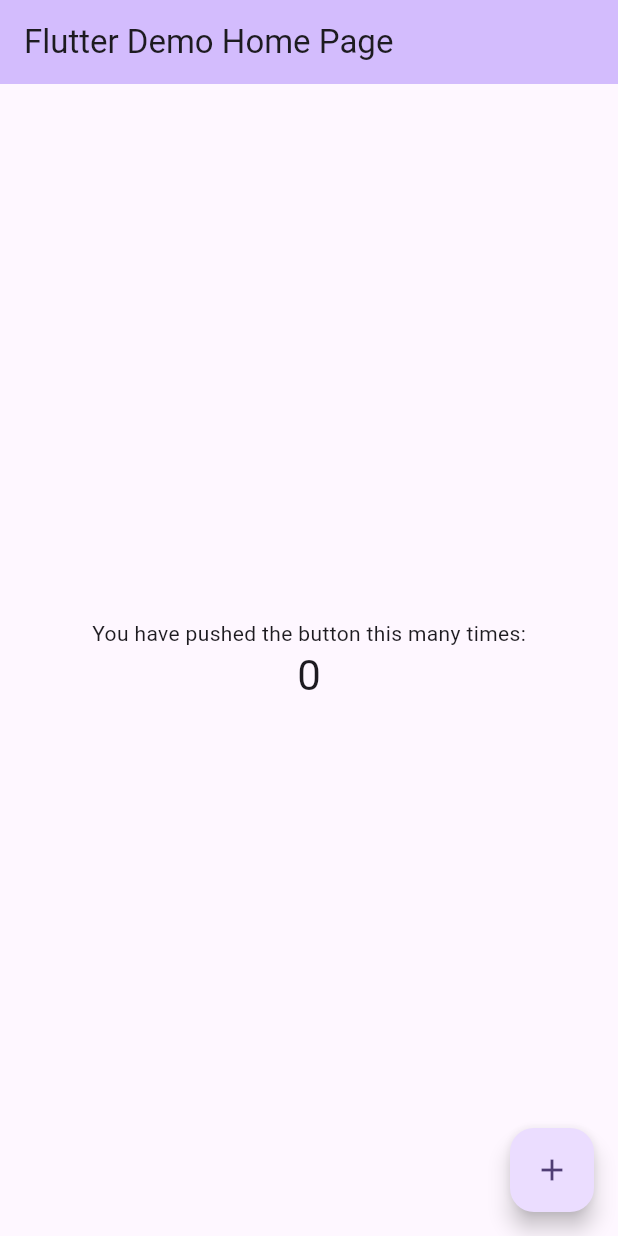
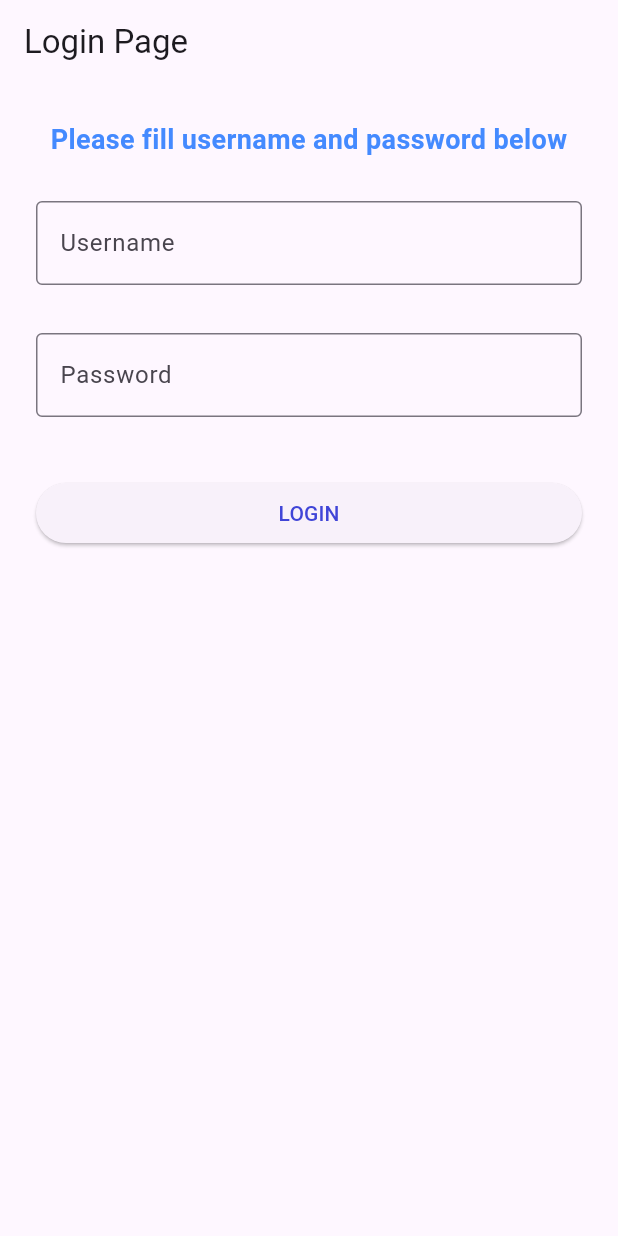
Before and after one commit to Reyhankunlah/TugasFlutterToDoList_22_03, a Flutter app: the screen it shows after launch, on a phone screen of 412 x 824 dp. Run offline on Flutter 3.47's test engine with Material 3 defaults, Android fonts, the phone set to English and light mode, and no system bars; our stand-ins replace get.

Commit message:
Login feature & Skeleton navbar fragment

```diff
--- /dev/null
+++ b/lib/Bindings/appBinding.dart
@@ -0,0 +1,11 @@
+import 'package:flutter_todolist/Controllers/loginPage_controller.dart';
+import 'package:flutter_todolist/Controllers/nav/mainNav_controller.dart';
+import 'package:get/get.dart';
+
+class Appbinding extends Bindings {
+  @override
+  void dependencies() {
+    Get.lazyPut(() => LoginpageController());
+    Get.lazyPut(() => MainnavController(), fenix: true);
+  }
+}
--- /dev/null
+++ b/lib/Components/custom_button.dart
@@ -0,0 +1,22 @@
+import 'package:flutter/material.dart';
+
+class CustomButton extends StatelessWidget {
+  final String myText;
+  final Color myTextColor;
+  final VoidCallback onPressed;
+
+  const CustomButton({
+    super.key,
+    required this.myText,
+    required this.myTextColor,
+    required this.onPressed,
+  });
+
+  @override
+  Widget build(BuildContext context) {
+    return ElevatedButton(
+      onPressed: onPressed,
+      child: Text(myText, style: TextStyle(color: myTextColor)),
+    );
+  }
+}
--- /dev/null
+++ b/lib/Components/custom_input.dart
@@ -0,0 +1,38 @@
+import 'package:flutter/material.dart';
+import 'package:flutter/services.dart';
+
+class CustomInput extends StatelessWidget {
+  final String label;
+  final TextEditingController controller;
+  final bool isPassword;
+  final TextInputType inputType;
+  final bool isNumber;
+
+  const CustomInput({
+    super.key,
+    required this.label,
+    required this.controller,
+    this.isPassword = false,
+    this.inputType = TextInputType.text,
+    required this.isNumber,
+  });
+
+  @override
+  Widget build(BuildContext context) {
+    return Container(
+      margin: const EdgeInsets.only(bottom: 16),
+      child: TextField(
+        inputFormatters: isNumber
+            ? [FilteringTextInputFormatter.digitsOnly]
+            : [],
+        controller: controller,
+        obscureText: isPassword,
+        keyboardType: inputType,
+        decoration: InputDecoration(
+          labelText: label,
+          border: const OutlineInputBorder(),
+        ),
+      ),
+    );
+  }
+}
--- /dev/null
+++ b/lib/Components/custom_text.dart
@@ -0,0 +1,34 @@
+import 'package:flutter/material.dart';
+
+class CustomText extends StatelessWidget {
+  final String myText;
+  final Color myTextColor;
+  final double fontSize;
+  final FontWeight fontWeight;
+  final TextAlign align;
+
+  const CustomText({
+    super.key,
+    required this.myText,
+    this.myTextColor = Colors.black87,
+    this.fontSize = 16,
+    this.fontWeight = FontWeight.w400,
+    this.align = TextAlign.start,
+  });
+
+  @override
+  Widget build(BuildContext context) {
+    return Container(
+      margin: const EdgeInsets.only(bottom: 16),
+      child: Text(
+        myText,
+        textAlign: align,
+        style: TextStyle(
+          color: myTextColor,
+          fontSize: fontSize,
+          fontWeight: fontWeight,
+        ),
+      ),
+    );
+  }
+}
--- /dev/null
+++ b/lib/Controllers/loginPage_controller.dart
@@ -0,0 +1,41 @@
+import 'package:flutter/cupertino.dart';
+import 'package:get/get.dart';
+import 'package:flutter_todolist/Routes/routes.dart';
+
+class LoginpageController extends GetxController {
+  final String username = "faiz";
+  final String password = "tinus";
+  final String dummy = "asd";
+
+  final input1 = TextEditingController(); // username
+  final input2 = TextEditingController(); // password
+
+  final isLoading = false.obs;
+
+  void loginLogic() async {
+    final u = input1.text.trim();
+    final p = input2.text.trim();
+
+    final ok = (u == username && p == password) || (u == dummy && p == dummy);
+
+    if (!ok) {
+      Get.snackbar("Login Gagal", "Username atau password salah");
+      return;
+    }
+
+    isLoading.value = true;
+    // simulasi loading singkat (opsional)
+    await Future.delayed(Duration(milliseconds: 300));
+    isLoading.value = false;
+
+    // pindah halaman
+    Get.toNamed(AppRoutes.dashboardPage);
+  }
+
+  @override
+  void onClose() {
+    input1.dispose();
+    input2.dispose();
+    super.onClose();
+  }
+}
--- /dev/null
+++ b/lib/Controllers/nav/mainNav_controller.dart
@@ -0,0 +1,13 @@
+import 'package:flutter/material.dart';
+import 'package:flutter_todolist/Pages/history_page.dart';
+import 'package:flutter_todolist/Pages/home_page.dart';
+import 'package:flutter_todolist/Pages/profile_page.dart';
+import 'package:get/get.dart';
+
+class MainnavController extends GetxController {
+  final RxInt selectedIndex = 0.obs;
+
+  final List<Widget> pages = [HomePage(), HistoryPage(), ProfilePage()];
+
+  void changeIndex(int i) => selectedIndex.value = i;
+}
--- /dev/null
+++ b/lib/Pages/history_page.dart
@@ -0,0 +1,10 @@
+import 'package:flutter/material.dart';
+
+class HistoryPage extends StatelessWidget {
+  HistoryPage({super.key});
+
+  @override
+  Widget build(BuildContext context) {
+    return Scaffold(appBar: AppBar(title: Text("History Page")));
+  }
+}
--- /dev/null
+++ b/lib/Pages/home_page.dart
@@ -0,0 +1,10 @@
+import 'package:flutter/material.dart';
+
+class HomePage extends StatelessWidget {
+  HomePage({super.key});
+
+  @override
+  Widget build(BuildContext context) {
+    return Scaffold(appBar: AppBar(title: Text("ini Home Page")));
+  }
+}
--- /dev/null
+++ b/lib/Pages/login_page.dart
@@ -0,0 +1,64 @@
+import 'package:flutter/material.dart';
+import 'package:flutter_todolist/Controllers/loginPage_controller.dart';
+import 'package:flutter_todolist/components/custom_button.dart';
+import 'package:flutter_todolist/components/custom_input.dart';
+import 'package:flutter_todolist/components/custom_text.dart';
+import 'package:get/get.dart';
+
+class LoginPage extends StatelessWidget {
+  LoginPage({super.key});
+
+  final cLogPage = Get.find<LoginpageController>();
+
+  @override
+  Widget build(BuildContext context) {
+    return Scaffold(
+      appBar: AppBar(title: const Text("Login Page")),
+      body: SingleChildScrollView(
+        padding: const EdgeInsets.all(24),
+        child: Column(
+          crossAxisAlignment: CrossAxisAlignment.stretch,
+          children: [
+            CustomText(
+              myText: "Please fill username and password below",
+              myTextColor: Colors.blueAccent,
+              fontSize: 18,
+              fontWeight: FontWeight.bold,
+              align: TextAlign.center,
+            ),
+            const SizedBox(height: 12),
+
+            // Username
+            CustomInput(
+              label: "Username",
+              controller: cLogPage.input1,
+              isNumber: false,
+            ),
+            const SizedBox(height: 16),
+
+            // Password
+            CustomInput(
+              label: "Password",
+              controller: cLogPage.input2,
+              isPassword: true,
+              isNumber: false,
+            ),
+            const SizedBox(height: 24),
+
+            // Button
+            Obx(() {
+              return SizedBox(
+                width: double.infinity,
+                child: CustomButton(
+                  myText: cLogPage.isLoading.value ? "Processing..." : "LOGIN",
+                  myTextColor: const Color.fromARGB(255, 64, 69, 215),
+                  onPressed: cLogPage.loginLogic,
+                ),
+              );
+            }),
+          ],
+        ),
+      ),
+    );
+  }
+}
--- /dev/null
+++ b/lib/Pages/nav/mainNav_page.dart
@@ -0,0 +1,34 @@
+import 'package:flutter/material.dart';
+import 'package:flutter_todolist/Controllers/nav/mainNav_controller.dart';
+import 'package:get/get.dart';
+
+class MainnavPage extends StatelessWidget {
+  MainnavPage({super.key});
+
+  final MainnavController mainnavController = Get.find<MainnavController>();
+
+  @override
+  Widget build(BuildContext context) {
+    return Obx(
+      () => Scaffold(
+        body: IndexedStack(
+          index: mainnavController.selectedIndex.value,
+          children: mainnavController.pages,
+        ),
+        bottomNavigationBar: BottomNavigationBar(
+          currentIndex: mainnavController.selectedIndex.value,
+          onTap: mainnavController.changeIndex,
+          type: BottomNavigationBarType.fixed,
+          items: const [
+            BottomNavigationBarItem(icon: Icon(Icons.house), label: 'Home'),
+            BottomNavigationBarItem(
+              icon: Icon(Icons.history),
+              label: 'History',
+            ),
+            BottomNavigationBarItem(icon: Icon(Icons.person), label: 'Profile'),
+          ],
+        ),
+      ),
+    );
+  }
+}
--- /dev/null
+++ b/lib/Pages/profile_page.dart
@@ -0,0 +1,10 @@
+import 'package:flutter/material.dart';
+
+class ProfilePage extends StatelessWidget {
+  ProfilePage({super.key});
+
+  @override
+  Widget build(BuildContext context) {
+    return Scaffold(appBar: AppBar(title: Text("ini Profile Page")));
+  }
+}
--- /dev/null
+++ b/lib/Pages/toDo_page.dart
@@ -0,0 +1,10 @@
+import 'package:flutter/material.dart';
+
+class ToDoPage extends StatelessWidget {
+  ToDoPage({super.key});
+
+  @override
+  Widget build(BuildContext context) {
+    return Scaffold(appBar: AppBar(title: Text("ini TO DO PAGE")));
+  }
+}
--- /dev/null
+++ b/lib/Routes/pages.dart
@@ -0,0 +1,16 @@
+import 'package:flutter_todolist/Bindings/appBinding.dart';
+import 'package:flutter_todolist/Pages/login_page.dart';
+import 'package:flutter_todolist/Pages/nav/mainNav_page.dart';
+import 'package:flutter_todolist/Routes/routes.dart';
+import 'package:get/get_navigation/src/routes/get_route.dart';
+
+class AppPages {
+  static final pages = [
+    GetPage(name: AppRoutes.loginPage, page: () => LoginPage()),
+    GetPage(
+      name: AppRoutes.mainNav,
+      page: () => MainnavPage(),
+      binding: Appbinding(),
+    ),
+  ];
+}
--- /dev/null
+++ b/lib/Routes/routes.dart
@@ -0,0 +1,9 @@
+class AppRoutes {
+  static const mainNav = '/';
+  static const loginPage = '/loginPage';
+  static const dashboardPage = '/dashboardPage';
+  static const profilePage = '/profilePage';
+  static const homePage = '/homePage';
+  static const historyPage = '/historyPage';
+  static const toDoPage = '/toDoPage';
+}
--- a/lib/main.dart
+++ b/lib/main.dart
@@ -1,4 +1,8 @@
 import 'package:flutter/material.dart';
+import 'package:flutter_todolist/Bindings/appBinding.dart';
+import 'package:flutter_todolist/Routes/pages.dart';
+import 'package:flutter_todolist/Routes/routes.dart';
+import 'package:get/get_navigation/src/root/get_material_app.dart';
 
 void main() {
   runApp(const MyApp());
@@ -10,113 +14,14 @@ class MyApp extends StatelessWidget {
   // This widget is the root of your application.
   @override
   Widget build(BuildContext context) {
-    return MaterialApp(
+    return GetMaterialApp(
       title: 'Flutter Demo',
       theme: ThemeData(
-        // This is the theme of your application.
-        //
-        // TRY THIS: Try running your application with "flutter run". You'll see
-        // the application has a purple toolbar. Then, without quitting the app,
-        // try changing the seedColor in the colorScheme below to Colors.green
-        // and then invoke "hot reload" (save your changes or press the "hot
-        // reload" button in a Flutter-supported IDE, or press "r" if you used
-        // the command line to start the app).
-        //
-        // Notice that the counter didn't reset back to zero; the application
-        // state is not lost during the reload. To reset the state, use hot
-        // restart instead.
-        //
-        // This works for code too, not just values: Most code changes can be
-        // tested with just a hot reload.
         colorScheme: ColorScheme.fromSeed(seedColor: Colors.deepPurple),
       ),
-      home: const MyHomePage(title: 'Flutter Demo Home Page'),
+      initialBinding: Appbinding(),
+      initialRoute: AppRoutes.loginPage,
+      getPages: AppPages.pages,
     );
   }
 }
-
-class MyHomePage extends StatefulWidget {
-  const MyHomePage({super.key, required this.title});
-
-  // This widget is the home page of your application. It is stateful, meaning
-  // that it has a State object (defined below) that contains fields that affect
-  // how it looks.
-
-  // This class is the configuration for the state. It holds the values (in this
-  // case the title) provided by the parent (in this case the App widget) and
-  // used by the build method of the State. Fields in a Widget subclass are
-  // always marked "final".
-
-  final String title;
-
-  @override
-  State<MyHomePage> createState() => _MyHomePageState();
-}
-
-class _MyHomePageState extends State<MyHomePage> {
-  int _counter = 0;
-
-  void _incrementCounter() {
-    setState(() {
-      // This call to setState tells the Flutter framework that something has
-      // changed in this State, which causes it to rerun the build method below
-      // so that the display can reflect the updated values. If we changed
-      // _counter without calling setState(), then the build method would not be
-      // called again, and so nothing would appear to happen.
-      _counter++;
-    });
-  }
-
-  @override
-  Widget build(BuildContext context) {
-    // This method is rerun every time setState is called, for instance as done
-    // by the _incrementCounter method above.
-    //
-    // The Flutter framework has been optimized to make rerunning build methods
-    // fast, so that you can just rebuild anything that needs updating rather
-    // than having to individually change instances of widgets.
-    return Scaffold(
-      appBar: AppBar(
-        // TRY THIS: Try changing the color here to a specific color (to
-        // Colors.amber, perhaps?) and trigger a hot reload to see the AppBar
-        // change color while the other colors stay the same.
-        backgroundColor: Theme.of(context).colorScheme.inversePrimary,
-        // Here we take the value from the MyHomePage object that was created by
-        // the App.build method, and use it to set our appbar title.
-        title: Text(widget.title),
-      ),
-      body: Center(
-        // Center is a layout widget. It takes a single child and positions it
-        // in the middle of the parent.
-        child: Column(
-          // Column is also a layout widget. It takes a list of children and
-          // arranges them vertically. By default, it sizes itself to fit its
-          // children horizontally, and tries to be as tall as its parent.
-          //
-          // Column has various properties to control how it sizes itself and
-          // how it positions its children. Here we use mainAxisAlignment to
-          // center the children vertically; the main axis here is the vertical
-          // axis because Columns are vertical (the cross axis would be
-          // horizontal).
-          //
-          // TRY THIS: Invoke "debug painting" (choose the "Toggle Debug Paint"
-          // action in the IDE, or press "p" in the console), to see the
-          // wireframe for each widget.
-          mainAxisAlignment: MainAxisAlignment.center,
-          children: <Widget>[
-            const Text('You have pushed the button this many times:'),
-            Text(
-              '$_counter',
-              style: Theme.of(context).textTheme.headlineMedium,
-            ),
-          ],
-        ),
-      ),
-      floatingActionButton: FloatingActionButton(
-        onPressed: _incrementCounter,
-        tooltip: 'Increment',
-        child: const Icon(Icons.add),
-      ), // This trailing comma makes auto-formatting nicer for build methods.
-    );
-  }
-}
--- a/pubspec.yaml
+++ b/pubspec.yaml
@@ -34,6 +34,7 @@ dependencies:
   # The following adds the Cupertino Icons font to your application.
   # Use with the CupertinoIcons class for iOS style icons.
   cupertino_icons: ^1.0.8
+  get: ^4.7.2
 
 dev_dependencies:
   flutter_test:
```
Also changed, not shown: pubspec.lock.
